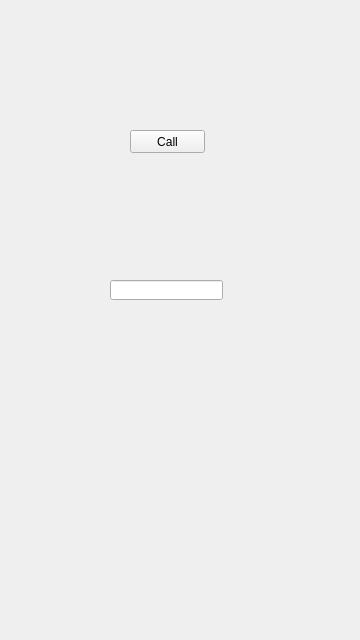
This is PhoneCallWidget/widget.ui in breezeight/QtExample as Qt 5 draws it before an edit. The edited form follows.
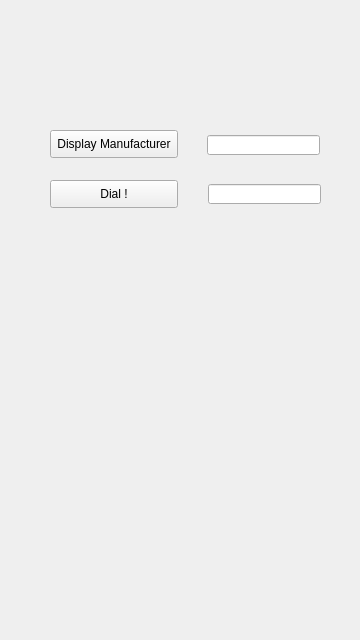
This is the edited form.

Commit message: Dial api get work.

```diff
--- a/PhoneCallWidget/widget.ui
+++ b/PhoneCallWidget/widget.ui
@@ -16,21 +16,44 @@
   <widget class="QPushButton" name="pushButton">
    <property name="geometry">
     <rect>
-     <x>130</x>
+     <x>50</x>
      <y>130</y>
-     <width>75</width>
-     <height>23</height>
+     <width>128</width>
+     <height>28</height>
     </rect>
    </property>
    <property name="text">
-    <string>Call</string>
+    <string>Display Manufacturer</string>
    </property>
   </widget>
   <widget class="QLineEdit" name="lineEdit">
    <property name="geometry">
     <rect>
-     <x>110</x>
-     <y>280</y>
+     <x>207</x>
+     <y>135</y>
+     <width>113</width>
+     <height>20</height>
+    </rect>
+   </property>
+  </widget>
+  <widget class="QPushButton" name="pushButton_dial">
+   <property name="geometry">
+    <rect>
+     <x>50</x>
+     <y>180</y>
+     <width>128</width>
+     <height>28</height>
+    </rect>
+   </property>
+   <property name="text">
+    <string>Dial !</string>
+   </property>
+  </widget>
+  <widget class="QLineEdit" name="lineEdit_dial">
+   <property name="geometry">
+    <rect>
+     <x>208</x>
+     <y>184</y>
      <width>113</width>
      <height>20</height>
     </rect>
```
The commit also changes 8 other files.
